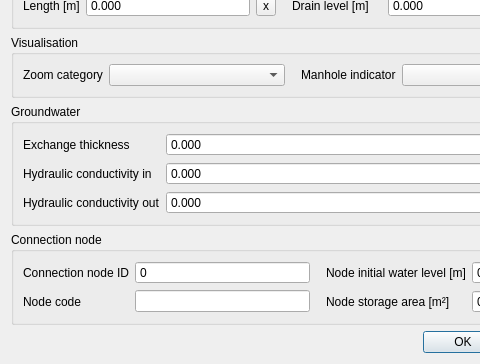
First picture: the form in threedi_schematisation_editor/forms/ui/manhole.ui, repository nens/threedi-schematisation-editor, before the edit; both pictures show x 0 to 480 and y 202 to 566 of the 600 by 566 pixel window.
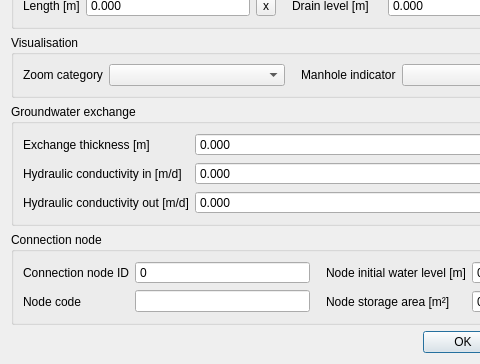
Second picture: the form after the edit.

Diff of the .ui file:
```diff
--- a/threedi_schematisation_editor/forms/ui/manhole.ui
+++ b/threedi_schematisation_editor/forms/ui/manhole.ui
@@ -679,7 +679,7 @@
    <item row="3" column="0">
     <widget class="QGroupBox" name="grp_groundwater">
      <property name="title">
-      <string>Groundwater</string>
+      <string>Groundwater exchange</string>
      </property>
      <layout class="QGridLayout" name="gridLayout_7">
       <item row="0" column="1">
@@ -717,7 +717,7 @@
          <locale language="English" country="UnitedStates"/>
         </property>
         <property name="text">
-         <string>Exchange thickness</string>
+         <string>Exchange thickness [m]</string>
         </property>
         <property name="alignment">
          <set>Qt::AlignLeading|Qt::AlignLeft|Qt::AlignVCenter</set>
@@ -730,7 +730,7 @@
          <locale language="English" country="UnitedStates"/>
         </property>
         <property name="text">
-         <string>Hydraulic conductivity in</string>
+         <string>Hydraulic conductivity in [m/d]</string>
         </property>
         <property name="alignment">
          <set>Qt::AlignLeading|Qt::AlignLeft|Qt::AlignVCenter</set>
@@ -772,7 +772,7 @@
          <locale language="English" country="UnitedStates"/>
         </property>
         <property name="text">
-         <string>Hydraulic conductivity out</string>
+         <string>Hydraulic conductivity out [m/d]</string>
         </property>
         <property name="alignment">
          <set>Qt::AlignLeading|Qt::AlignLeft|Qt::AlignVCenter</set>
```
Left out of the diff: 586 changed lines with no effect on the pictures.
